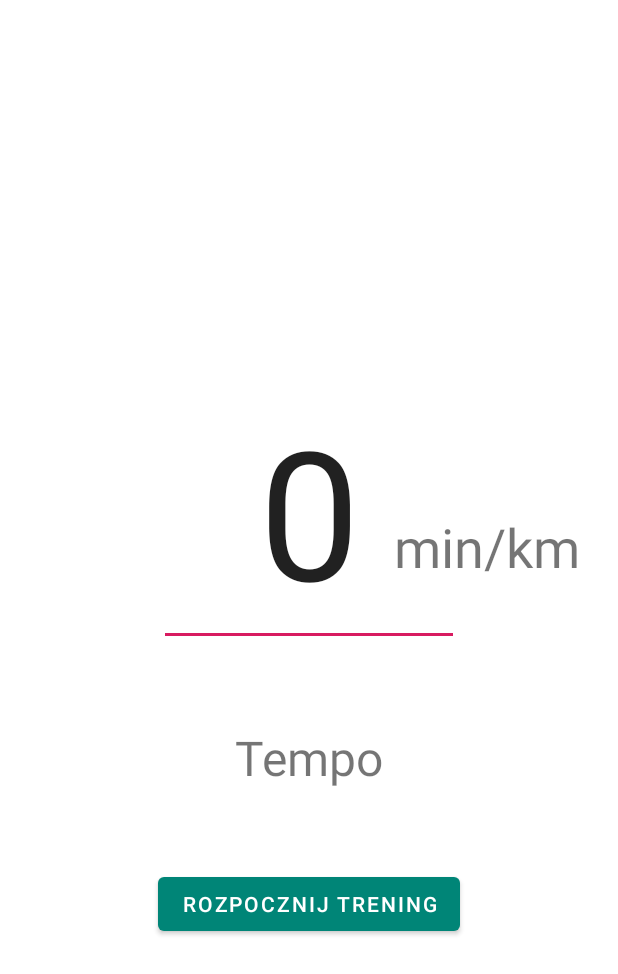
After one commit to Piterowsky/runinga, an Android app: the PreRivalWorkoutActivity screen opened directly, with no data from a screen before it, on a phone screen of 412 x 824 dp. The commit adds this screen. Shown: the top 974 px of the screen. Run offline under Robolectric (Android 15) with nearby library versions, the phone set to English and light mode, and no system bars.

Commit message:
Add pre workout activity

```diff
--- /dev/null
+++ b/app/src/main/java/pl/piterowsky/runinga/activity/PreRivalWorkoutActivity.kt
@@ -0,0 +1,26 @@
+package pl.piterowsky.runinga.activity
+
+import android.content.Intent
+import android.os.Bundle
+import android.widget.Button
+import android.widget.EditText
+import androidx.appcompat.app.AppCompatActivity
+import pl.piterowsky.runinga.R
+import pl.piterowsky.runinga.config.Settings
+
+class PreRivalWorkoutActivity : AppCompatActivity() {
+
+    override fun onCreate(savedInstanceState: Bundle?) {
+        super.onCreate(savedInstanceState)
+        setContentView(R.layout.activity_pre_rival_workout)
+
+        val startButton: Button = findViewById(R.id.pre_workout_start_workout)
+        startButton.setOnClickListener { handleStartButton() }
+    }
+
+    private fun handleStartButton() {
+        Settings.pace = findViewById<EditText>(R.id.pace_field).text.toString().toDouble()
+        startActivity(Intent(this, WorkoutActivity::class.java))
+    }
+
+}
--- a/app/src/main/java/pl/piterowsky/runinga/config/Settings.kt
+++ b/app/src/main/java/pl/piterowsky/runinga/config/Settings.kt
@@ -6,6 +6,8 @@ class Settings {
     companion object {
         const val ZOOM_VALUE: Float = 17f
         const val PATH_COLOR: Int = Color.MAGENTA
-        const val TIMER_DELAY_VALUE: Long = 5000L
+        const val TIMER_DELAY_VALUE: Long = 2000L
+
+        var pace: Double = 5.0
     }
 }
--- a/app/src/main/res/layout/activity_main_menu.xml
+++ b/app/src/main/res/layout/activity_main_menu.xml
@@ -4,7 +4,7 @@
         xmlns:tools="http://schemas.android.com/tools"
         android:layout_width="match_parent"
         android:layout_height="match_parent"
-        tools:context=".MainMenu">
+        tools:context=".activity.MainMenuActivity">
 
     <GridLayout android:layout_width="match_parent"
                 android:layout_height="match_parent"
--- /dev/null
+++ b/app/src/main/res/layout/activity_pre_rival_workout.xml
@@ -0,0 +1,54 @@
+<?xml version="1.0" encoding="utf-8"?>
+<androidx.constraintlayout.widget.ConstraintLayout
+        xmlns:android="http://schemas.android.com/apk/res/android"
+        xmlns:app="http://schemas.android.com/apk/res-auto"
+        xmlns:tools="http://schemas.android.com/tools"
+        android:layout_width="match_parent"
+        android:layout_height="match_parent"
+        tools:context=".activity.PreRivalWorkoutActivity">
+
+    <EditText
+            android:text="0"
+            android:textAlignment="center"
+            android:layout_width="200sp"
+            android:layout_height="wrap_content"
+            android:inputType="number"
+            android:ems="10"
+            android:maxLength="1"
+            android:id="@+id/pace_field"
+            app:layout_constraintTop_toTopOf="parent"
+            app:layout_constraintEnd_toEndOf="parent"
+            app:layout_constraintStart_toStartOf="parent"
+            android:layout_marginTop="250dp"
+            android:textSize="120sp"/>
+    <Button
+            android:text="@string/pre.rival.workout.start"
+            android:layout_width="wrap_content"
+            android:layout_height="wrap_content"
+            android:id="@+id/pre_workout_start_workout"
+            app:layout_constraintTop_toBottomOf="@+id/pace_field"
+            app:layout_constraintEnd_toEndOf="parent"
+            app:layout_constraintStart_toStartOf="parent"
+            android:layout_marginTop="100dp"
+            app:layout_constraintBottom_toBottomOf="parent"
+            android:layout_marginBottom="150dp"/>
+    <TextView
+            android:text="@string/pre.rival.workout.pace"
+            android:textSize="32sp"
+            android:layout_width="wrap_content"
+            android:layout_height="wrap_content"
+            app:layout_constraintTop_toBottomOf="@+id/pace_field"
+            app:layout_constraintBottom_toTopOf="@+id/pre_workout_start_workout"
+            app:layout_constraintEnd_toEndOf="parent"
+            app:layout_constraintStart_toStartOf="parent"
+    />
+    <TextView
+            android:text="@string/pre.rival.workout.pace.unit"
+            android:layout_width="wrap_content"
+            android:layout_height="wrap_content"
+            app:layout_constraintTop_toTopOf="parent"
+            android:layout_marginTop="340dp"
+            android:textSize="36sp"
+            app:layout_constraintEnd_toEndOf="parent"
+            android:layout_marginEnd="25dp"/>
+</androidx.constraintlayout.widget.ConstraintLayout>
--- a/app/src/main/res/values/strings.xml
+++ b/app/src/main/res/values/strings.xml
@@ -23,5 +23,8 @@
     <string name="workout_value_distance_pattern">%1$s km</string>
     <string name="gps.alert.title">GPS disabled</string>
     <string name="gps.alert.message">Please turn on GPS for better experience</string>
+    <string name="pre.rival.workout.start">Rozpocznij trening</string>
+    <string name="pre.rival.workout.pace.unit">min/km</string>
+    <string name="pre.rival.workout.pace">Tempo</string>
 
 </resources>
```
Also changed, not shown: app/src/main/AndroidManifest.xml (+11 -1 lines), app/src/main/java/pl/piterowsky/runinga/activity/MainMenuActivity.kt (renamed from app/src/main/java/pl/piterowsky/runinga/MainMenu.kt, +13 -9 lines), 1 other file.
